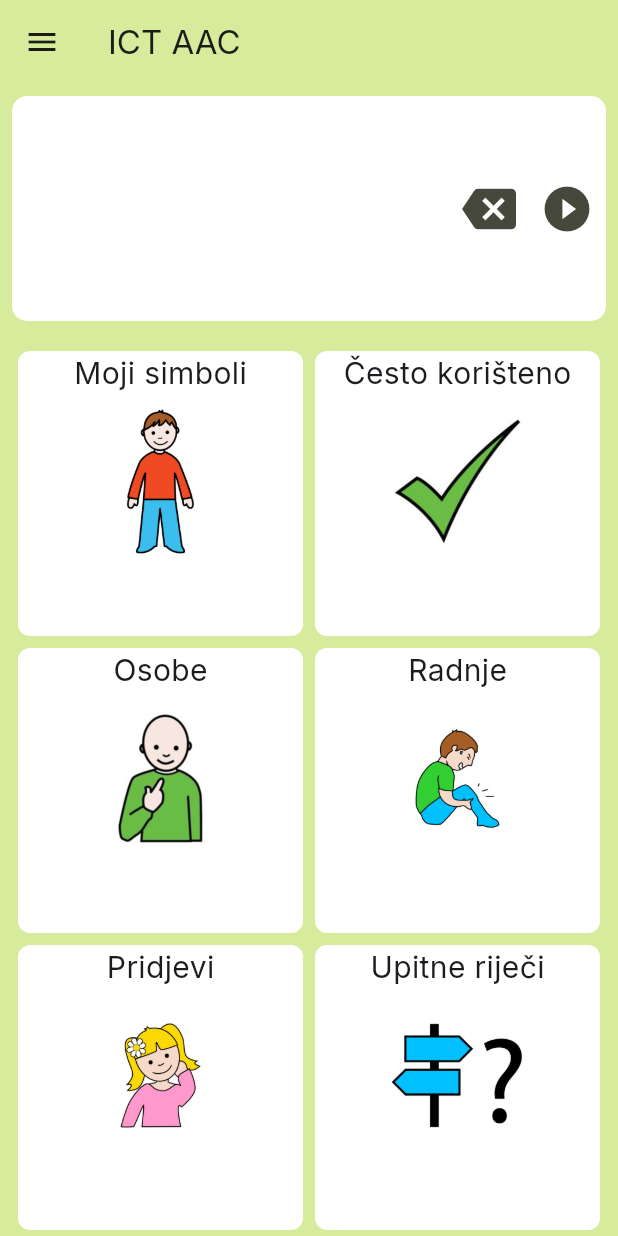
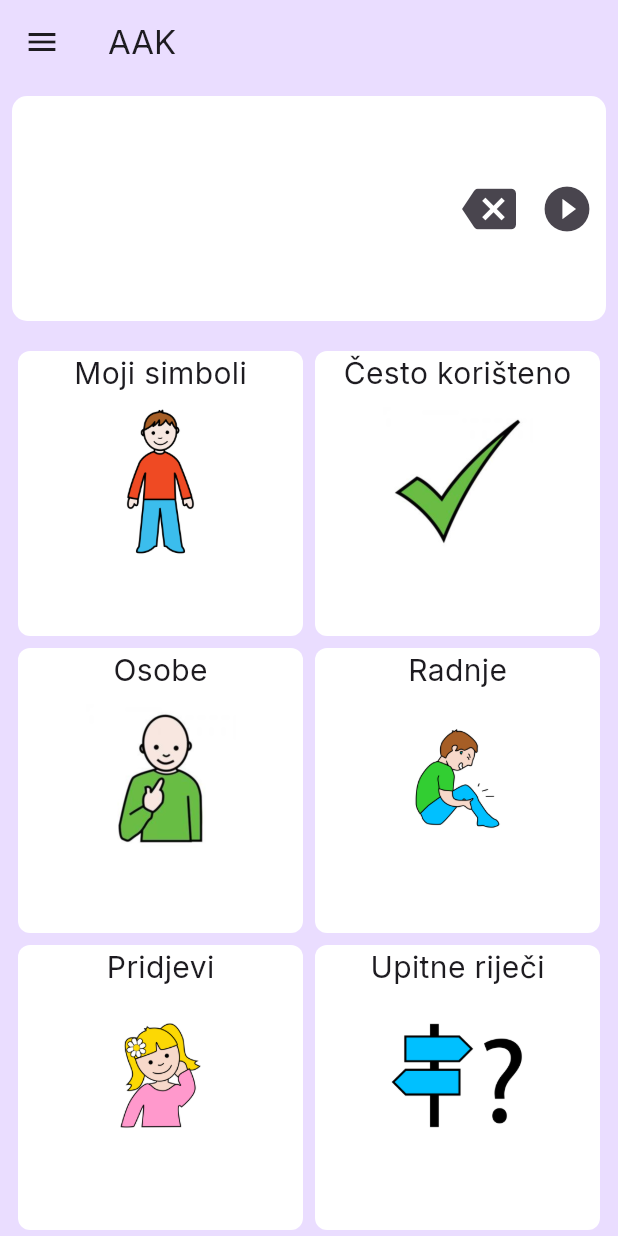
Before and after one commit to mizolf/AAKomunikacija, a Flutter app: the screen it shows after launch, on a phone screen of 412 x 824 dp. Run offline on Flutter 3.47's test engine with Material 3 defaults, Android fonts, the phone set to English and light mode, and no system bars; our stand-ins replace cloud_firestore, firebase_core, google_fonts; accounts and stored records are empty.

Commit message:
Dodani novi screenovi

```diff
--- a/lib/main.dart
+++ b/lib/main.dart
@@ -24,7 +24,7 @@ class App extends StatelessWidget {
       theme: ThemeData().copyWith(
         useMaterial3: true,
         colorScheme: ColorScheme.fromSeed(
-          seedColor: Color.fromARGB(255, 255, 255, 241),
+          seedColor: Color.fromARGB(255, 227, 212, 255),
         ),
         textTheme: GoogleFonts.interTextTheme(),
       ),
--- a/lib/screen/home.dart
+++ b/lib/screen/home.dart
@@ -1,6 +1,7 @@
 import 'package:cloud_firestore/cloud_firestore.dart';
 import 'package:flutter/material.dart';
 import 'package:ict_aac/models/pictogram.dart';
+import 'package:ict_aac/screen/about.dart';
 import 'package:ict_aac/widgets/menu.dart';
 import 'package:ict_aac/widgets/pictogram_card.dart';
 
@@ -248,7 +249,7 @@ class _HomeScreenState extends State<HomeScreen> {
 
     return Scaffold(
       drawer: Drawer(
-        backgroundColor: Colors.white,
+        backgroundColor: Theme.of(context).colorScheme.background,
         child: Container(
           child: ListView(
             children: [
@@ -272,6 +273,7 @@ class _HomeScreenState extends State<HomeScreen> {
                   'DODAJ SVOJ SIMBOL',
                   style: const TextStyle().copyWith(fontSize: 18),
                 ),
+                onTap: () {},
               ),
               ListTile(
                 leading: const Icon(Icons.info_outlined),
@@ -279,7 +281,13 @@ class _HomeScreenState extends State<HomeScreen> {
                   'O APLIKACIJI',
                   style: const TextStyle().copyWith(fontSize: 18),
                 ),
-                onTap: () {},
+                onTap: () {
+                  Navigator.of(context).push(
+                    MaterialPageRoute(
+                      builder: ((context) => const AboutScreen()),
+                    ),
+                  );
+                },
               ),
             ],
           ),
@@ -287,7 +295,7 @@ class _HomeScreenState extends State<HomeScreen> {
       ),
       backgroundColor: Theme.of(context).colorScheme.primaryContainer,
       appBar: AppBar(
-        title: const Text('ICT AAC'),
+        title: const Text('AAK'),
         backgroundColor: Colors.transparent,
       ),
       body: SingleChildScrollView(
```
Also changed, not shown: lib/screen/about.dart (added, +25 -0 lines), lib/screen/new_pictogram.dart (added).
